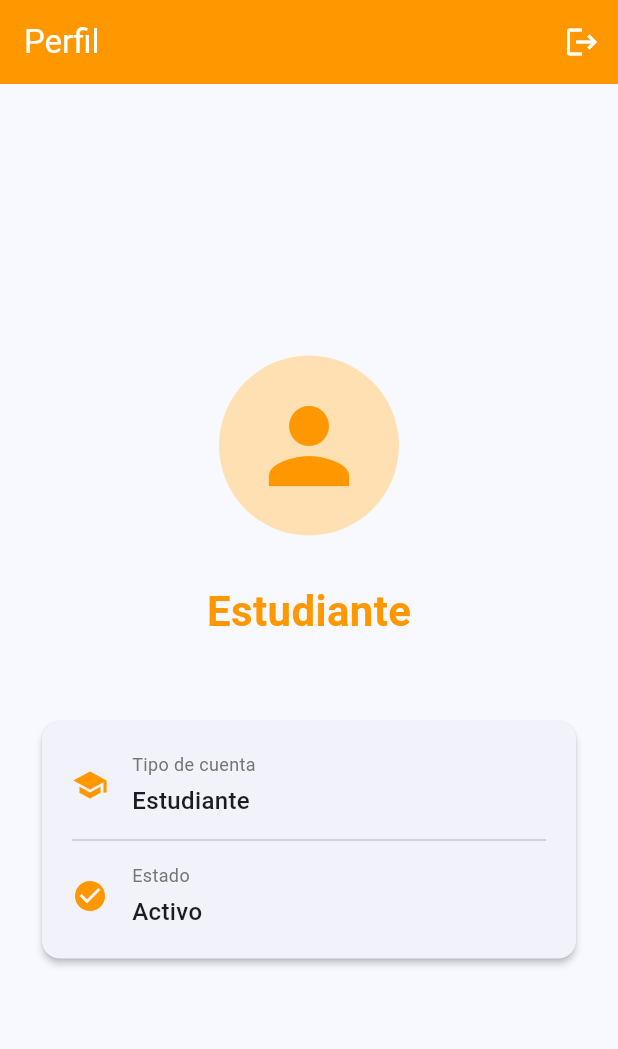
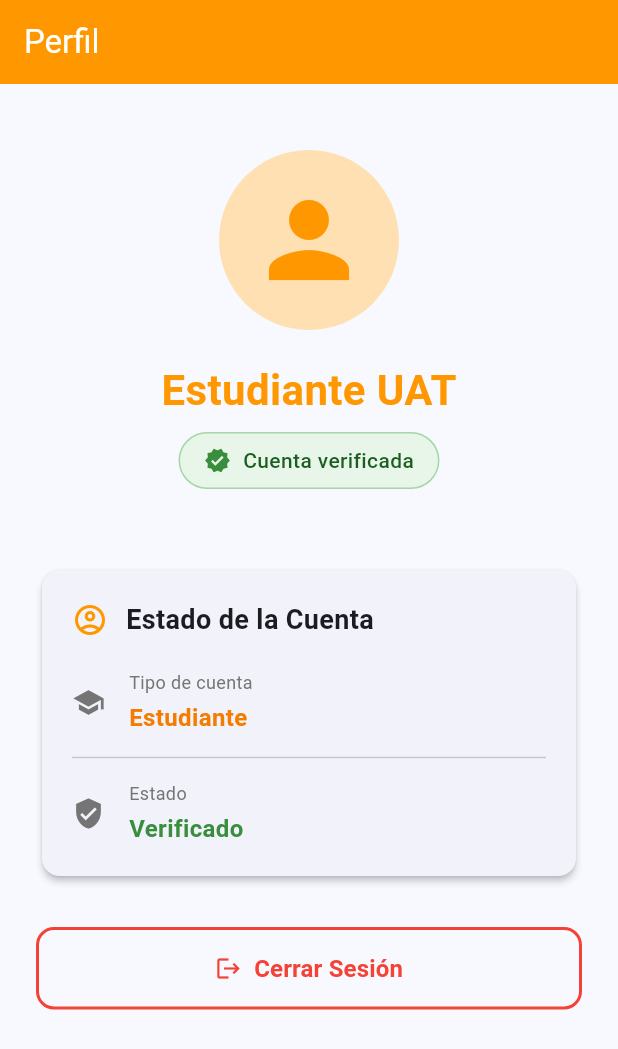
Before and after one commit to BrizueIa/busuat, a Flutter app: the ProfileView screen opened directly, on a phone screen of 412 x 824 dp. Shown: the top 1049 px of the screen. Run offline on Flutter 3.47's test engine with Material 3 defaults, Android fonts, the phone set to English and light mode, and no system bars; our stand-ins replace get, get_storage, supabase_flutter; accounts and stored records are empty.

Commit message:
feat: Unify design of Student and Guest profiles for improved consistency and user experience

```diff
--- a/lib/app/core/config/supabase_config.dart
+++ b/lib/app/core/config/supabase_config.dart
@@ -1,5 +1,5 @@
 class SupabaseConfig {
   static const String supabaseUrl = 'https://tzvyirisalzyaapkbwyw.supabase.co';
   static const String supabaseAnonKey =
-      'eyJhbGciOiJIUzI1NiIsInR5cCI6IkpXVCJ9.eyJpc3MiOiJzdXBhYmFzZSIsInJlZiI6InR6dnlpcmlzYWx6eWFhcGtid3l3Iiwicm9sZSI6ImFub24iLCJpYXQiOjE3NTkwOTM1MDUsImV4cCI6MjA3NDY2OTUwNX0.q2VUzlWq1Tw6e0w9X9V7k7AyoWNiNC_bfQWxeJWedMU'; // Reemplaza con tu anon key
+      'eyJhbGciOiJIUzI1NiIsInR5cCI6IkpXVCJ9.eyJpc3MiOiJzdXBhYmFzZSIsInJlZiI6InR6dnlpcmlzYWx6eWFhcGtid3l3Iiwicm9sZSI6ImFub24iLCJpYXQiOjE3NTkwOTM1MDUsImV4cCI6MjA3NDY2OTUwNX0.q2VUzlWq1Tw6e0w9X9V7k7AyoWNiNC_bfQWxeJWedMU';
 }
--- a/lib/app/modules/guest/views/guest_profile_view.dart
+++ b/lib/app/modules/guest/views/guest_profile_view.dart
@@ -282,34 +282,4 @@ class GuestProfileView extends StatelessWidget {
       ],
     );
   }
-
-  Widget _buildFeatureRow(IconData icon, String feature, bool isAvailable) {
-    return Row(
-      children: [
-        Icon(
-          isAvailable ? Icons.check_circle : Icons.cancel,
-          color: isAvailable ? Colors.green.shade400 : Colors.red.shade400,
-          size: 24,
-        ),
-        const SizedBox(width: 16),
-        Icon(
-          icon,
-          color: isAvailable ? Colors.grey.shade700 : Colors.grey.shade400,
-          size: 22,
-        ),
-        const SizedBox(width: 12),
-        Expanded(
-          child: Text(
-            feature,
-            style: TextStyle(
-              fontSize: 16,
-              color: isAvailable ? Colors.grey.shade800 : Colors.grey.shade500,
-              fontWeight: FontWeight.w500,
-              decoration: isAvailable ? null : TextDecoration.lineThrough,
-            ),
-          ),
-        ),
-      ],
-    );
-  }
 }
--- a/lib/app/modules/home/views/profile_view.dart
+++ b/lib/app/modules/home/views/profile_view.dart
@@ -14,14 +14,111 @@ class ProfileView extends StatelessWidget {
         title: const Text('Perfil'),
         backgroundColor: Colors.orange,
         foregroundColor: Colors.white,
-        actions: [
-          IconButton(
-            icon: const Icon(Icons.logout),
+      ),
+      body: Obx(() {
+        final user = controller.currentUser.value;
+
+        return SingleChildScrollView(
+          padding: const EdgeInsets.all(24.0),
+          child: Column(
+            children: [
+              const SizedBox(height: 20),
+              // Avatar de estudiante
+              Container(
+                width: 120,
+                height: 120,
+                decoration: BoxDecoration(
+                  color: Colors.orange.shade100,
+                  shape: BoxShape.circle,
+                ),
+                child: const Icon(Icons.person, size: 80, color: Colors.orange),
+              ),
+              const SizedBox(height: 20),
+              // Título
+              const Text(
+                'Estudiante UAT',
+                style: TextStyle(
+                  fontSize: 28,
+                  fontWeight: FontWeight.bold,
+                  color: Colors.orange,
+                ),
+              ),
+              const SizedBox(height: 8),
+              // Badge de verificado
+              Container(
+                padding: const EdgeInsets.symmetric(
+                  horizontal: 16,
+                  vertical: 8,
+                ),
+                decoration: BoxDecoration(
+                  color: Colors.green.shade50,
+                  borderRadius: BorderRadius.circular(20),
+                  border: Border.all(color: Colors.green.shade200),
+                ),
+                child: Row(
+                  mainAxisSize: MainAxisSize.min,
+                  children: [
+                    Icon(
+                      Icons.verified,
+                      size: 18,
+                      color: Colors.green.shade700,
+                    ),
+                    const SizedBox(width: 8),
+                    Text(
+                      'Cuenta verificada',
+                      style: TextStyle(
+                        fontSize: 14,
+                        color: Colors.green.shade900,
+                        fontWeight: FontWeight.w500,
+                      ),
+                    ),
+                  ],
+                ),
+              ),
+              const SizedBox(height: 10),
+              // Email
+              if (user?.email != null)
+                Text(
+                  user!.email!,
+                  style: TextStyle(fontSize: 16, color: Colors.grey.shade600),
+                ),
+              const SizedBox(height: 40),
+
+              // Estado de la cuenta
+              _buildSectionCard(
+                title: 'Estado de la Cuenta',
+                icon: Icons.account_circle_outlined,
+                iconColor: Colors.orange,
+                children: [
+                  _buildInfoRow(
+                    Icons.school,
+                    'Tipo de cuenta',
+                    'Estudiante',
+                    Colors.orange.shade700,
+                  ),
+                  const Divider(height: 30),
+                  _buildInfoRow(
+                    Icons.verified_user,
+                    'Estado',
+                    'Verificado',
+                    Colors.green.shade700,
+                  ),
+                ],
+              ),
+
+              const SizedBox(height: 30),
+
+              // Botón de cerrar sesión
+              SizedBox(
+                width: double.infinity,
+                child: OutlinedButton.icon(
                   onPressed: () {
                     Get.dialog(
                       AlertDialog(
                         title: const Text('Cerrar Sesión'),
-                  content: const Text('¿Estás seguro de que deseas salir?'),
+                        content: const Text(
+                          '¿Estás seguro de que deseas salir?',
+                        ),
                         actions: [
                           TextButton(
                             onPressed: () => Get.back(),
@@ -32,98 +129,83 @@ class ProfileView extends StatelessWidget {
                               Get.back();
                               controller.logout();
                             },
-                      child: const Text('Salir'),
+                            child: const Text(
+                              'Salir',
+                              style: TextStyle(color: Colors.red),
+                            ),
                           ),
                         ],
                       ),
                     );
                   },
+                  icon: const Icon(Icons.logout),
+                  label: const Text(
+                    'Cerrar Sesión',
+                    style: TextStyle(fontSize: 16, fontWeight: FontWeight.w600),
                   ),
-        ],
-      ),
-      body: Obx(() {
-        final user = controller.currentUser.value;
-
-        return Center(
-          child: Padding(
-            padding: const EdgeInsets.all(24.0),
-            child: Column(
-              mainAxisAlignment: MainAxisAlignment.center,
-              children: [
-                Container(
-                  width: 120,
-                  height: 120,
-                  decoration: BoxDecoration(
-                    color: Colors.orange.shade100,
-                    shape: BoxShape.circle,
-                  ),
-                  child: const Icon(
-                    Icons.person,
-                    size: 80,
-                    color: Colors.orange,
-                  ),
-                ),
-                const SizedBox(height: 30),
-                const Text(
-                  'Estudiante',
-                  style: TextStyle(
-                    fontSize: 28,
-                    fontWeight: FontWeight.bold,
-                    color: Colors.orange,
-                  ),
-                ),
-                const SizedBox(height: 10),
-                if (user?.email != null)
-                  Container(
-                    padding: const EdgeInsets.symmetric(
-                      horizontal: 20,
-                      vertical: 12,
-                    ),
-                    decoration: BoxDecoration(
-                      color: Colors.grey.shade100,
-                      borderRadius: BorderRadius.circular(20),
-                    ),
-                    child: Text(
-                      user!.email!,
-                      style: TextStyle(
-                        fontSize: 16,
-                        color: Colors.grey.shade700,
+                  style: OutlinedButton.styleFrom(
+                    foregroundColor: Colors.red,
+                    side: const BorderSide(color: Colors.red, width: 2),
+                    padding: const EdgeInsets.symmetric(vertical: 16),
+                    shape: RoundedRectangleBorder(
+                      borderRadius: BorderRadius.circular(12),
                     ),
                   ),
                 ),
+              ),
+
               const SizedBox(height: 40),
-                Card(
-                  elevation: 2,
-                  shape: RoundedRectangleBorder(
-                    borderRadius: BorderRadius.circular(12),
-                  ),
-                  child: Padding(
-                    padding: const EdgeInsets.all(20.0),
-                    child: Column(
-                      children: [
-                        _buildInfoRow(
-                          Icons.school,
-                          'Tipo de cuenta',
-                          'Estudiante',
-                        ),
-                        const Divider(height: 30),
-                        _buildInfoRow(Icons.check_circle, 'Estado', 'Activo'),
             ],
-                    ),
-                  ),
-                ),
-              ],
-            ),
           ),
         );
       }),
     );
   }
 
-  Widget _buildInfoRow(IconData icon, String label, String value) {
+  Widget _buildSectionCard({
+    required String title,
+    required IconData icon,
+    Color? iconColor,
+    required List<Widget> children,
+  }) {
+    return Card(
+      elevation: 2,
+      shape: RoundedRectangleBorder(borderRadius: BorderRadius.circular(12)),
+      child: Padding(
+        padding: const EdgeInsets.all(20.0),
+        child: Column(
+          crossAxisAlignment: CrossAxisAlignment.start,
+          children: [
+            Row(
+              children: [
+                Icon(icon, color: iconColor ?? Colors.orange, size: 24),
+                const SizedBox(width: 12),
+                Text(
+                  title,
+                  style: const TextStyle(
+                    fontSize: 18,
+                    fontWeight: FontWeight.bold,
+                  ),
+                ),
+              ],
+            ),
+            const SizedBox(height: 20),
+            ...children,
+          ],
+        ),
+      ),
+    );
+  }
+
+  Widget _buildInfoRow(
+    IconData icon,
+    String label,
+    String value,
+    Color valueColor,
+  ) {
     return Row(
       children: [
-        Icon(icon, color: Colors.orange),
+        Icon(icon, color: Colors.grey.shade600, size: 22),
         const SizedBox(width: 16),
         Expanded(
           child: Column(
@@ -136,9 +218,10 @@ class ProfileView extends StatelessWidget {
               const SizedBox(height: 4),
               Text(
                 value,
-                style: const TextStyle(
+                style: TextStyle(
                   fontSize: 16,
-                  fontWeight: FontWeight.w500,
+                  fontWeight: FontWeight.w600,
+                  color: valueColor,
                 ),
               ),
             ],
```
Also changed, not shown: 1 other file. Lines whose indentation alone changed are shown as unchanged.
